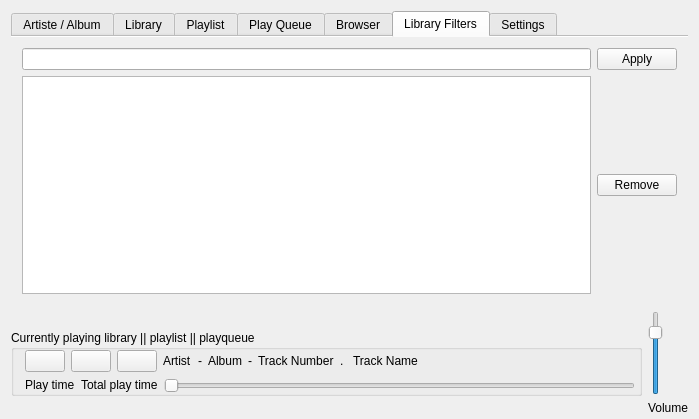
Above: mainwindow.ui from Siosm/cmus-qt-front-end before the change. Below: the same form after it.
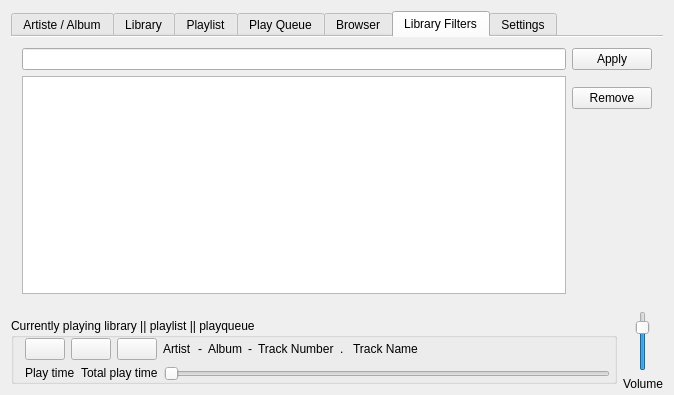
That is the form after the change. The open tabs and pages were chosen to show the change.

Commit message: Fix the volume slider size & position

```diff
--- a/mainwindow.ui
+++ b/mainwindow.ui
@@ -6,8 +6,8 @@
    <rect>
     <x>0</x>
     <y>0</y>
-    <width>699</width>
-    <height>376</height>
+    <width>669</width>
+    <height>382</height>
    </rect>
   </property>
   <property name="sizePolicy">
@@ -723,6 +723,21 @@
             </widget>
            </item>
            <item>
+            <widget class="QWidget" name="widget_2" native="true">
+             <property name="sizePolicy">
+              <sizepolicy hsizetype="Maximum" vsizetype="Minimum">
+               <horstretch>0</horstretch>
+               <verstretch>0</verstretch>
+              </sizepolicy>
+             </property>
+             <layout class="QVBoxLayout" name="verticalLayout_11">
+              <property name="leftMargin">
+               <number>0</number>
+              </property>
+              <property name="rightMargin">
+               <number>0</number>
+              </property>
+              <item>
             <widget class="QPushButton" name="RemoveLFPB">
              <property name="sizePolicy">
               <sizepolicy hsizetype="Maximum" vsizetype="Fixed">
@@ -735,6 +750,22 @@
              </property>
             </widget>
            </item>
+              <item>
+               <spacer name="verticalSpacer">
+                <property name="orientation">
+                 <enum>Qt::Vertical</enum>
+                </property>
+                <property name="sizeHint" stdset="0">
+                 <size>
+                  <width>20</width>
+                  <height>40</height>
+                 </size>
+                </property>
+               </spacer>
+              </item>
+             </layout>
+            </widget>
+           </item>
           </layout>
          </widget>
         </item>
@@ -1105,25 +1136,31 @@
        </item>
        <item>
         <widget class="QWidget" name="volumeBox" native="true">
-         <property name="enabled">
-          <bool>true</bool>
-         </property>
          <property name="sizePolicy">
           <sizepolicy hsizetype="Maximum" vsizetype="Maximum">
            <horstretch>0</horstretch>
            <verstretch>0</verstretch>
           </sizepolicy>
          </property>
-         <property name="layoutDirection">
-          <enum>Qt::LeftToRight</enum>
+         <property name="maximumSize">
+          <size>
+           <width>16777215</width>
+           <height>80</height>
+          </size>
          </property>
-         <property name="autoFillBackground">
-          <bool>false</bool>
-         </property>
-         <layout class="QVBoxLayout" name="volumeLayout">
-          <property name="sizeConstraint">
-           <enum>QLayout::SetDefaultConstraint</enum>
-          </property>
+         <layout class="QVBoxLayout">
+          <property name="margin">
+           <number>0</number>
+          </property>
+          <item>
+           <widget class="QWidget" name="widget_3" native="true">
+            <property name="sizePolicy">
+             <sizepolicy hsizetype="Minimum" vsizetype="Minimum">
+              <horstretch>0</horstretch>
+              <verstretch>0</verstretch>
+             </sizepolicy>
+            </property>
+            <layout class="QHBoxLayout" name="horizontalLayout_15">
           <property name="margin">
            <number>0</number>
           </property>
@@ -1155,6 +1192,9 @@
             </property>
            </widget>
           </item>
+            </layout>
+           </widget>
+          </item>
           <item>
            <widget class="QLabel" name="volumeLabel">
             <property name="sizePolicy">
```
Left out of the diff: 7 changed lines with no effect on the pictures. Lines whose indentation alone changed are shown as unchanged.
